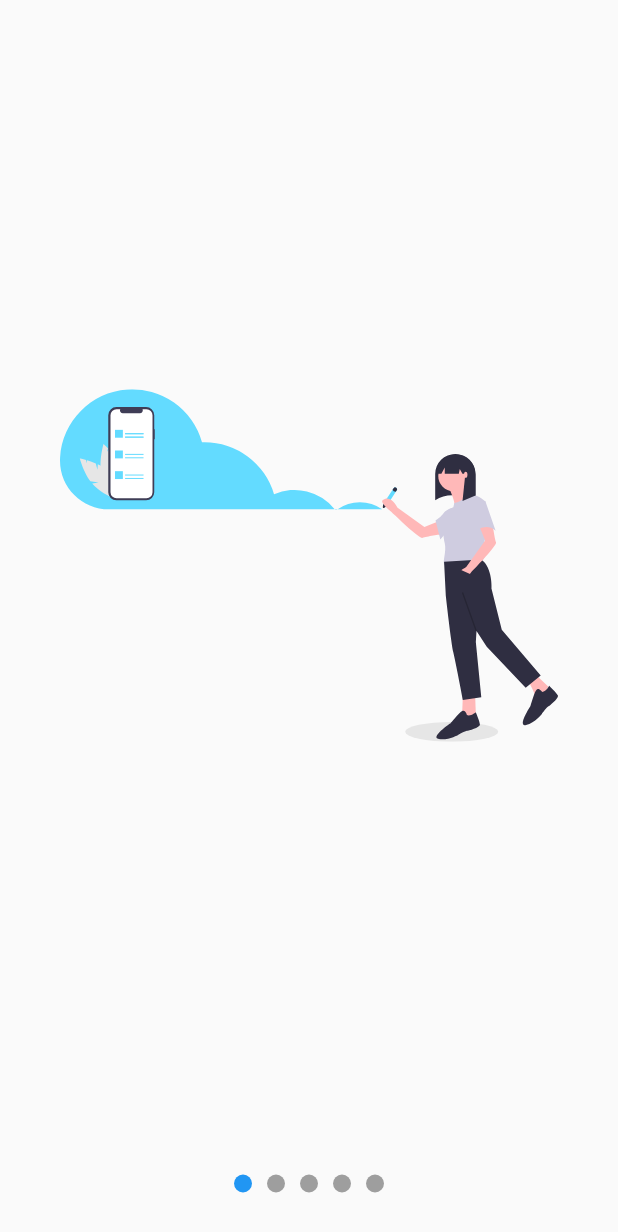
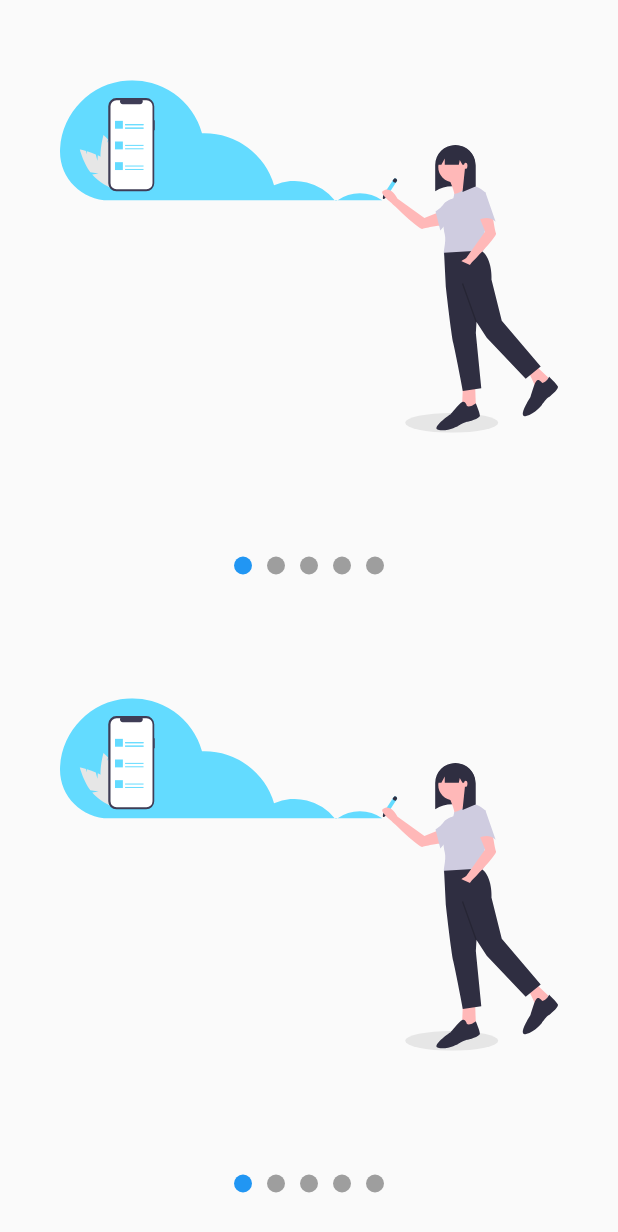
Before and after one commit to Tatsuya4610/ui_flutter, a Flutter app: the screen it shows after launch, after a tap on "スライドショー", on a phone screen of 412 x 824 dp. Shown: the top 1232 px of the screen. Run offline on Flutter 3.47's test engine with Material 2 defaults, Android fonts, the phone set to English and light mode, and no system bars; our stand-ins replace animate_do, flutter_svg, font_awesome_flutter.

Commit message:
11th commit

```diff
--- a/lib/main.dart
+++ b/lib/main.dart
@@ -1,6 +1,8 @@
 import 'package:flutter/material.dart';
+import 'package:flutter_ui/model/layout_model.dart';
 import 'package:flutter_ui/model/theme_changer.dart';
-import 'package:flutter_ui/screen/animation_main_screen.dart';
+import 'package:flutter_ui/screen/main_ui_screen.dart';
+import 'package:flutter_ui/screen/main_ui_tablet_screen.dart';
 import 'package:provider/provider.dart';
 
 //AnimationScreen・・アニメーションの回転移動など。
@@ -15,8 +17,11 @@ import 'package:provider/provider.dart';
 
 void main() => runApp(
       ChangeNotifierProvider(
-        create: (_) => ThemeChanger(0),//1はColors.purple
-        child: MyApp(),
+        create: (_) => LayoutModel(), //1はColors.purple
+        child: ChangeNotifierProvider(
+          create: (_) => ThemeChanger(0), //1はColors.purple
+          child: MyApp(),
+        ),
       ),
     );
 
@@ -25,9 +30,19 @@ class MyApp extends StatelessWidget {
   Widget build(BuildContext context) {
     final themeData = Provider.of<ThemeChanger>(context);
     return MaterialApp(
-      title: 'Flutter Demo',
+      title: 'Flutter UI',
       theme: themeData.currentTheme,
-      home: AnimationMainScreen(),
+      home: OrientationBuilder(
+        //画面サイズや向きを取得する。
+        builder: (BuildContext context, Orientation orientation) {
+          final screenSize = MediaQuery.of(context).size;
+          if (screenSize.width > 500) {
+            return MainUITabletScreen();
+          } else {
+            return MainUIScreen();
+          }
+        },
+      ),
     );
   }
 }
--- a/lib/model/theme_changer.dart
+++ b/lib/model/theme_changer.dart
@@ -15,7 +15,9 @@ class ThemeChanger with ChangeNotifier {
     _darkTheme = value;
     _customTheme = false;
     if (value) {
-      _currentTheme = ThemeData.dark();
+      _currentTheme = ThemeData.dark().copyWith(
+        accentColor: Colors.purple
+      );
     } else {
       _currentTheme = ThemeData.light();
     }
--- a/lib/screen/animation_main_screen.dart
+++ b/lib/screen/main_ui_screen.dart
@@ -4,7 +4,7 @@ import 'package:font_awesome_flutter/font_awesome_flutter.dart';
 import 'package:flutter_ui/routes/routes.dart';
 import 'package:provider/provider.dart';
 
-class AnimationMainScreen extends StatelessWidget {
+class MainUIScreen extends StatelessWidget {
   @override
   Widget build(BuildContext context) {
     final themeColor = Provider.of<ThemeChanger>(context);
@@ -12,8 +12,6 @@ class AnimationMainScreen extends StatelessWidget {
       appBar: AppBar(
         title: Text(
           'Flutter UI',
-          style: TextStyle(
-              color: (themeColor.darkTheme) ? Colors.black54 : Colors.white),
         ),
         backgroundColor: themeColor.currentTheme.accentColor,
       ),
--- a/lib/screen/slideshow_screen.dart
+++ b/lib/screen/slideshow_screen.dart
@@ -10,7 +10,6 @@ class SlideShowScreen extends StatelessWidget {
     return Scaffold(
       // backgroundColor: Colors.pinkAccent,
       body: SlideShow(
-        pointsUp: true,
         slides: [
           SvgPicture.asset('assets/svg/slide-1.svg'),
           SvgPicture.asset('assets/svg/slide-2.svg'),
--- a/lib/widgets/slideshow.dart
+++ b/lib/widgets/slideshow.dart
@@ -4,19 +4,57 @@ import 'package:provider/provider.dart';
 
 class SlideShow extends StatelessWidget {
   final List<Widget> slides;
-  final bool pointsUp;
-  SlideShow({this.slides,this.pointsUp = false});
+  SlideShow({this.slides});
 
   @override
   Widget build(BuildContext context) {
+    bool isLarge;
+    if (MediaQuery.of(context).size.height > 500) {
+      isLarge = true;
+    } else {
+      isLarge = false;
+    }
     return ChangeNotifierProvider(
       create: (context) => SliderModel(),
       child: SafeArea(
         child: Center(
-          child: Column(
+          child:(isLarge) ? Column(
             children: <Widget>[
-              Expanded(child: _Slides(slides)),
-              _Dots(slides.length),
+              Expanded(
+                child: Column(
+                  children: <Widget>[
+                    Expanded(child: _Slides(slides)),
+                    _Dots(slides.length),
+                  ],
+                ),
+              ),
+              Expanded(
+                child: Column(
+                  children: <Widget>[
+                    Expanded(child: _Slides(slides)),
+                    _Dots(slides.length),
+                  ],
+                ),
+              ),
+            ],
+          ) : Row(
+            children: <Widget>[
+              Expanded(
+                child: Column(
+                  children: <Widget>[
+                    Expanded(child: _Slides(slides)),
+                    _Dots(slides.length),
+                  ],
+                ),
+              ),
+              Expanded(
+                child: Column(
+                  children: <Widget>[
+                    Expanded(child: _Slides(slides)),
+                    _Dots(slides.length),
+                  ],
+                ),
+              ),
             ],
           ),
         ),
@@ -26,7 +64,6 @@ class SlideShow extends StatelessWidget {
 }
 
 class _Dots extends StatelessWidget {
-
   final int slidesLeg;
   _Dots(this.slidesLeg);
   @override
@@ -35,9 +72,8 @@ class _Dots extends StatelessWidget {
       width: double.infinity,
       height: 70,
       child: Row(
-        mainAxisAlignment: MainAxisAlignment.center,
-        children: List.generate(slidesLeg, (index) => _Dot(index))
-      ),
+          mainAxisAlignment: MainAxisAlignment.center,
+          children: List.generate(slidesLeg, (index) => _Dot(index))),
     );
   }
 }
@@ -54,7 +90,9 @@ class _Dot extends StatelessWidget {
       height: 12,
       margin: EdgeInsets.symmetric(horizontal: 5),
       decoration: BoxDecoration(
-          color: (pageViewIndex >= index - 0.5 && pageViewIndex < index + 0.5) // pageViewController.pageはmicrosで切り替わっている。
+          color: (pageViewIndex >= index - 0.5 &&
+                  pageViewIndex <
+                      index + 0.5) // pageViewController.pageはmicrosで切り替わっている。
               ? Colors.blue
               : Colors.grey,
           shape: BoxShape.circle),
@@ -110,7 +148,7 @@ class _Slide extends StatelessWidget {
       width: double.infinity,
       height: double.infinity,
       padding: EdgeInsets.all(30),
-      child: slide ,
+      child: slide,
     );
   }
 }
```
Also changed, not shown: lib/model/layout_model.dart (added, +15 -0 lines), lib/screen/emergency_screen.dart (+7 -1 lines), lib/screen/main_ui_tablet_screen.dart (added, +132 -0 lines), lib/widgets/icon_header.dart (+14 -2 lines), lib/widgets/pinterest_menu_location.dart (+7 -0 lines).
